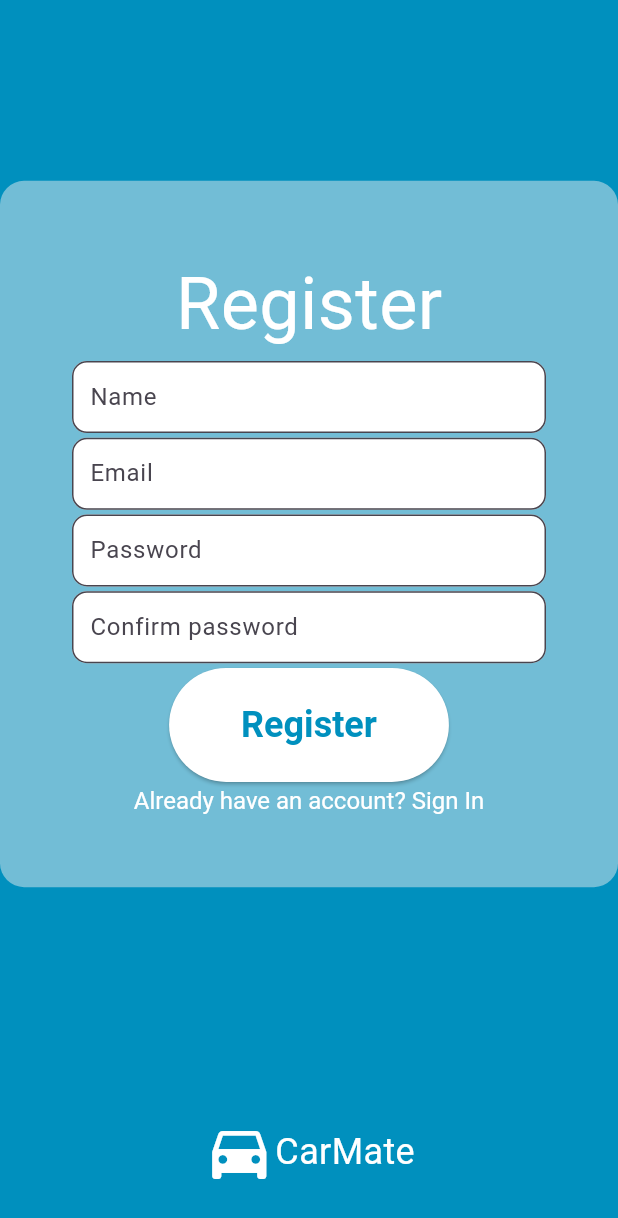
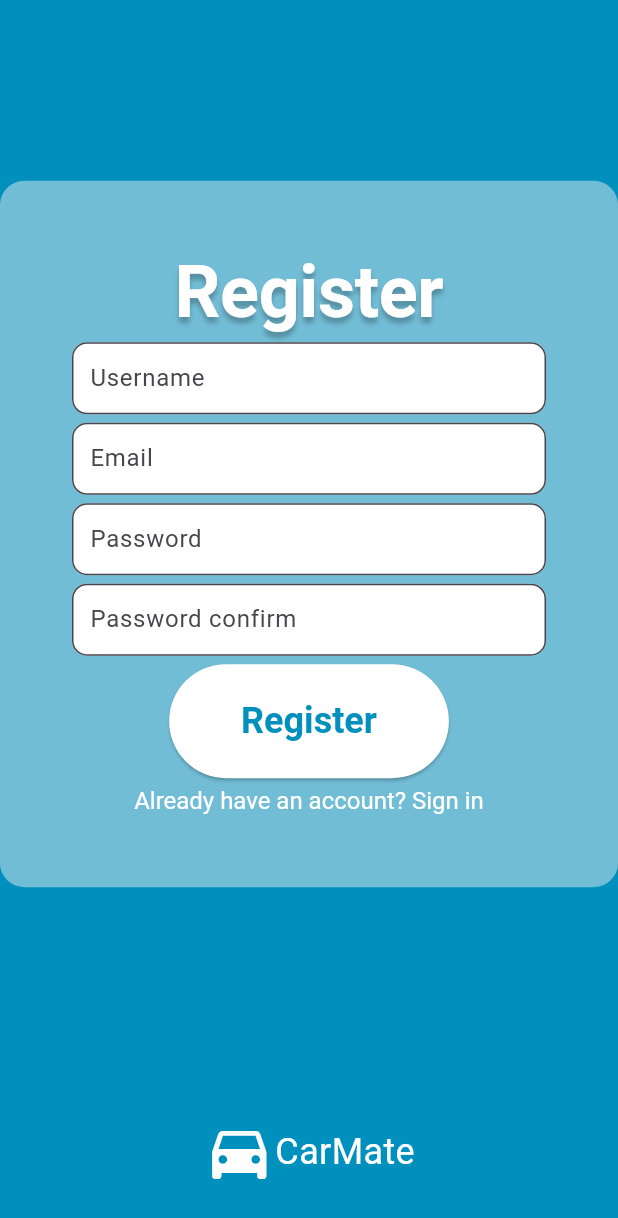
Before and after one commit to dlaska888/CarMateApp, a Flutter app: the screen it shows after launch, after a tap on "Sign Up", on a phone screen of 412 x 824 dp. Shown: the top 1218 px of the screen. Run offline on Flutter 3.47's test engine with Material 3 defaults, Android fonts, the phone set to English and light mode, and no system bars; our stand-ins replace fluttertoast, form_validator, syncfusion_flutter_charts.

Commit message:
added working login and register with theme

```diff
--- /dev/null
+++ b/flutter_frontend/lib/api_endpoints.dart
@@ -0,0 +1,7 @@
+class ApiEndpoints {
+  static String baseUrl = 'http://localhost:8081/api';
+  static String registerEndpoint = '$baseUrl/register';
+  static String loginEndpoint = '$baseUrl/login';
+  static String accountEndpoint = '$baseUrl/account';
+  static String carsEndpoint = '$baseUrl/cars';
+}
--- a/flutter_frontend/lib/catemateapp_theme.dart
+++ b/flutter_frontend/lib/catemateapp_theme.dart
@@ -1,10 +1,41 @@
 import 'package:flutter/material.dart';
 
-class CarMateAppTheme {
-  static const Color primary = Color(0xFF0090BE);
-  static const Color primaryDark = Color(0xFF002278);
-  static const Color primaryLight = Color.fromARGB(255, 114, 189, 214);
-  static const Color secondary = Colors.white;
-  static const Color tertiary = Color.fromRGBO(169, 169, 169, 0.36);
-  static const Color grey = Color(0x000ffeee);
-}
+Color primary = const Color(0xFF0090BE);
+ThemeData lightTheme = ThemeData(
+    colorScheme: ThemeData().colorScheme.copyWith(primary: primary),
+    primaryColor: primary,
+    primaryColorDark: const Color(0xFF002278),
+    primaryColorLight: const Color.fromARGB(255, 114, 189, 214),
+    disabledColor: const Color.fromRGBO(169, 169, 169, 0.36),
+    scaffoldBackgroundColor: Colors.white,
+    cardColor: Colors.white,
+    dividerColor: const Color(0x000ffeee),
+    elevatedButtonTheme: ElevatedButtonThemeData(
+      style: ElevatedButton.styleFrom(
+        padding: const EdgeInsets.symmetric(horizontal: 48.0, vertical: 24.0),
+        backgroundColor: Colors.white,
+        foregroundColor: primary, // Set foreground color to primaryColor
+        textStyle: const TextStyle(fontSize: 24, fontWeight: FontWeight.bold),
+      ),
+    ),
+    textTheme: TextTheme(
+        displayLarge: TextStyle(
+      color: Colors.white,
+      fontSize: 48.0,
+      fontWeight: FontWeight.bold,
+      shadows: [
+        Shadow(
+          color: Colors.black.withOpacity(0.25), // Shadow color
+          blurRadius: 4.0, // Adjusts shadow blur (optional)
+          offset: const Offset(0.0, 4.0), // Offset of the shadow (X, Y)
+        ),
+      ],
+    )),
+    inputDecorationTheme: const InputDecorationTheme(
+      border: OutlineInputBorder(
+          borderRadius: BorderRadius.all(Radius.circular(10.0))),
+      fillColor: Colors.white, // Set background color to white
+      filled: true, // Apply the filled background
+      contentPadding: EdgeInsets.all(8.0), // Adjust padding if needed
+      constraints: BoxConstraints(maxWidth: 500),
+    ));
--- a/flutter_frontend/lib/main.dart
+++ b/flutter_frontend/lib/main.dart
@@ -1,4 +1,5 @@
 import 'package:flutter/material.dart';
+import 'package:flutter_frontend/catemateapp_theme.dart';
 import 'package:flutter_frontend/screens/dashboard.dart';
 import 'package:flutter_frontend/screens/index.dart';
 import 'package:flutter_frontend/screens/login.dart';
@@ -14,9 +15,9 @@ class MyApp extends StatelessWidget {
   @override
   Widget build(BuildContext context) {
     return MaterialApp(
-      initialRoute: '/',
+      theme: lightTheme,
+      home: const Index(),
       routes: {
-        '/': (context) => const Index(),
         '/login': (context) => const Login(),
         '/register': (context) => const Register(),
         '/dashboard': (context) => const Dashboard(),
--- a/flutter_frontend/lib/screens/index.dart
+++ b/flutter_frontend/lib/screens/index.dart
@@ -1,36 +1,23 @@
-import 'package:flutter/cupertino.dart';
 import 'package:flutter/material.dart';
-import 'package:flutter/widgets.dart';
-import 'package:flutter_frontend/catemateapp_theme.dart';
 
 class Index extends StatelessWidget {
   const Index({super.key});
 
   @override
   Widget build(BuildContext context) {
-    return Theme(
-      data: ThemeData(
-        elevatedButtonTheme: ElevatedButtonThemeData(
-          style: ElevatedButton.styleFrom(
-            padding:
-                const EdgeInsets.symmetric(horizontal: 48.0, vertical: 24.0),
-            backgroundColor: Colors.white,
-            foregroundColor: CarMateAppTheme.primary,
-            textStyle:
-                const TextStyle(fontSize: 24, fontWeight: FontWeight.bold),
-          ),
-        ),
-      ),
-      child: Scaffold(
+    Color primary = Theme.of(context).primaryColor;
+    Color primaryLight = Theme.of(context).primaryColorLight;
+
+    return Scaffold(
       body: Row(
         mainAxisSize: MainAxisSize.max,
         children: [
-            if(MediaQuery.of(context).size.width > 1200) Flexible(
+          if (MediaQuery.of(context).size.width > 1200)
+            Flexible(
               fit: FlexFit.tight,
               flex: 6,
               child: Container(
-                decoration:
-                    const BoxDecoration(color: CarMateAppTheme.primaryLight),
+                decoration: BoxDecoration(color: primaryLight),
                 child: const Center(
                   child: Row(
                     mainAxisAlignment: MainAxisAlignment.center,
@@ -61,27 +48,14 @@ class Index extends StatelessWidget {
               fit: FlexFit.tight,
               flex: 4,
               child: Container(
-                  decoration:
-                      const BoxDecoration(color: CarMateAppTheme.primary),
+                decoration: BoxDecoration(color: primary),
                 child: Column(
                   mainAxisAlignment: MainAxisAlignment.center,
                   children: [
-                      Text("Get Started",
-                          style: TextStyle(
-                            color: Colors.white,
-                            fontSize: 48.0,
-                            fontWeight: FontWeight.bold,
-                            shadows: [
-                              Shadow(
-                                color: Colors.black
-                                    .withOpacity(0.25), // Shadow color
-                                blurRadius:
-                                    4.0, // Adjusts shadow blur (optional)
-                                offset: const Offset(
-                                    0.0, 4.0), // Offset of the shadow (X, Y)
+                    Text(
+                      "Get Started",
+                      style: Theme.of(context).textTheme.displayLarge,
                     ),
-                            ],
-                          )),
                     const SizedBox(
                       height: 30,
                     ),
@@ -89,14 +63,18 @@ class Index extends StatelessWidget {
                       mainAxisAlignment: MainAxisAlignment.center,
                       children: [
                         ElevatedButton(
-                            onPressed: () {Navigator.pushNamed(context, "/login");},
+                          onPressed: () {
+                            Navigator.pushNamed(context, "/login");
+                          },
                           child: const Text("Sign In"),
                         ),
                         const SizedBox(
                           width: 20,
                         ),
                         ElevatedButton(
-                            onPressed: () {Navigator.pushNamed(context, "/register");},
+                          onPressed: () {
+                            Navigator.pushNamed(context, "/register");
+                          },
                           child: const Text("Sign Up"),
                         )
                       ],
@@ -106,7 +84,6 @@ class Index extends StatelessWidget {
               ))
         ],
       ),
-      ),
     );
   }
 }
--- a/flutter_frontend/lib/screens/register.dart
+++ b/flutter_frontend/lib/screens/register.dart
@@ -1,30 +1,44 @@
 import 'package:flutter/gestures.dart';
 import 'package:flutter/material.dart';
-import 'package:flutter/widgets.dart';
-import 'package:flutter_frontend/catemateapp_theme.dart';
+import 'package:flutter_frontend/api_client.dart';
+import 'package:flutter_frontend/api_endpoints.dart';
+import 'package:fluttertoast/fluttertoast.dart';
+import 'package:form_validator/form_validator.dart';
 
-class Register extends StatelessWidget {
+class Register extends StatefulWidget {
   const Register({super.key});
 
   @override
+  State<Register> createState() => _RegisterState();
+}
+
+class _RegisterState extends State<Register> {
+  final TextEditingController _username = TextEditingController();
+  final TextEditingController _email = TextEditingController();
+  final TextEditingController _password = TextEditingController();
+  final TextEditingController _cpassword = TextEditingController();
+  final _formKey = GlobalKey<FormState>();
+
+  void _toastMessage(context, String message) {
+    Fluttertoast.showToast(
+        msg: message,
+        toastLength: Toast.LENGTH_SHORT,
+        gravity: ToastGravity.CENTER,
+        timeInSecForIosWeb: 3,
+        backgroundColor: Theme.of(context).primaryColorLight,
+        textColor: Colors.white,
+        fontSize: 16.0);
+  }
+
+  @override
   Widget build(BuildContext context) {
-    return Theme(
-      data: ThemeData(
-        elevatedButtonTheme: ElevatedButtonThemeData(
-          style: ElevatedButton.styleFrom(
-            padding:
-                const EdgeInsets.symmetric(horizontal: 48.0, vertical: 24.0),
-            backgroundColor: Colors.white,
-            foregroundColor: CarMateAppTheme.primary,
-            textStyle:
-                const TextStyle(fontSize: 24, fontWeight: FontWeight.bold),
-          ),
-        ),
-      ),
-      child: Scaffold(
-        backgroundColor: CarMateAppTheme.primary,
-        body: Expanded(
-            child: Center(
+    Color primary = Theme.of(context).primaryColor;
+    Color primaryLight = Theme.of(context).primaryColorLight;
+
+    return Scaffold(
+      backgroundColor: primary,
+      body: Form(
+        key: _formKey,
         child: Column(
           mainAxisAlignment: MainAxisAlignment.center,
           children: [
@@ -32,86 +46,89 @@ class Register extends StatelessWidget {
             Container(
               height: MediaQuery.of(context).size.height / 1.75,
               padding: const EdgeInsets.all(48.0),
-                decoration: const BoxDecoration(
-                    color: CarMateAppTheme.primaryLight,
-                    borderRadius: BorderRadius.all(Radius.circular(16.0))),
+              decoration: BoxDecoration(
+                color: primaryLight,
+                borderRadius: const BorderRadius.all(Radius.circular(16.0)),
+              ),
               child: Column(
                 mainAxisSize: MainAxisSize.max,
                 mainAxisAlignment: MainAxisAlignment.spaceBetween,
                 children: [
-                    const Text("Register",
-                        style: TextStyle(color: Colors.white, fontSize: 48.0)),
-                    const TextField(
-                      decoration: InputDecoration(
-                        border: OutlineInputBorder(
-                            borderRadius:
-                                BorderRadius.all(Radius.circular(10.0))),
-                        hintText: 'Name',
-                        fillColor:
-                            Colors.white, // Set background color to white
-                        filled: true, // Apply the filled background
-                        contentPadding:
-                            EdgeInsets.all(8.0), // Adjust padding if needed
-                        constraints:
-                            BoxConstraints(maxWidth: 500), // Set max width
+                  Text("Register",
+                      style: Theme.of(context).textTheme.displayLarge),
+                  TextFormField(
+                    controller: _username,
+                    autovalidateMode: AutovalidateMode.onUserInteraction,
+                    decoration: const InputDecoration(
+                      hintText: 'Username',
                     ),
+                    validator: ValidationBuilder().minLength(3).build(),
                   ),
-                    const TextField(
-                      decoration: InputDecoration(
-                        border: OutlineInputBorder(
-                            borderRadius:
-                                BorderRadius.all(Radius.circular(10.0))),
+                  TextFormField(
+                    controller: _email,
+                    autovalidateMode: AutovalidateMode.onUserInteraction,
+                    decoration: const InputDecoration(
                       hintText: 'Email',
-                        fillColor:
-                            Colors.white, // Set background color to white
-                        filled: true, // Apply the filled background
-                        contentPadding:
-                            EdgeInsets.all(8.0), // Adjust padding if needed
-                        constraints:
-                            BoxConstraints(maxWidth: 500), // Set max width
                     ),
+                    validator: ValidationBuilder().email().build(),
                   ),
-                    const TextField(
-                      decoration: InputDecoration(
-                        border: OutlineInputBorder(
-                            borderRadius:
-                                BorderRadius.all(Radius.circular(10.0))),
+                  TextFormField(
+                    controller: _password,
+                    autovalidateMode: AutovalidateMode.onUserInteraction,
+                    decoration: const InputDecoration(
                       hintText: 'Password',
-                        fillColor:
-                            Colors.white, // Set background color to white
-                        filled: true, // Apply the filled background
-                        contentPadding:
-                            EdgeInsets.all(8.0), // Adjust padding if needed
-                        constraints:
-                            BoxConstraints(maxWidth: 500), // Set max width
                     ),
+                    validator: ValidationBuilder()
+                        .minLength(8)
+                        .regExp(RegExp(r'^(?=.*?[A-Z])'),
+                            'Password must contain at least one uppercase letter')
+                        .regExp(RegExp(r'^(?=.*?[a-z])'),
+                            'Password must contain at least one lowercase letter')
+                        .regExp(RegExp(r'^(?=.*?[0-9])'),
+                            'Password must contain at least one number')
+                        .regExp(
+                            RegExp(r'^(?=.*?[!@#$%^&*()_\-+={}[\]|;:"<>,./?])'),
+                            'Password must contain at least one special character')
+                        .build(),
                   ),
-                    const TextField(
-                      decoration: InputDecoration(
-                        border: OutlineInputBorder(
-                            borderRadius:
-                                BorderRadius.all(Radius.circular(10.0))),
-                        hintText: 'Confirm password',
-                        fillColor:
-                            Colors.white, // Set background color to white
-                        filled: true, // Apply the filled background
-                        contentPadding:
-                            EdgeInsets.all(8.0), // Adjust padding if needed
-                        constraints:
-                            BoxConstraints(maxWidth: 500), // Set max width
+                  TextFormField(
+                    controller: _cpassword,
+                    autovalidateMode: AutovalidateMode.onUserInteraction,
+                    decoration: const InputDecoration(
+                      hintText: 'Password confirm',
                     ),
+                    validator: (value) {
+                      return value!.isEmpty || value != _password.text
+                          ? 'Passwords do not match'
+                          : null;
+                    },
                   ),
                   ElevatedButton(
-                      onPressed: () { Navigator.pushNamed(context, "/dashboard");},
+                    onPressed: () {
+                      if (_formKey.currentState!.validate()) {
+                        ApiClient().sendRequest(ApiEndpoints.registerEndpoint, {
+                          'username': _username.text,
+                          'email': _email.text,
+                          'password': _password.text,
+                          'passwordConfirm': _cpassword.text,
+                        }).then((value) {
+                          Navigator.pushNamed(context, '/dashboard');
+                        }).catchError((error) {
+                          _toastMessage(context, "Error: $error");
+                        });
+                      }
+                    },
                     child: const Text("Register"),
                   ),
                   RichText(
                     text: TextSpan(
-                          text: "Already have an account? Sign In",
-                          style: const TextStyle(color: Colors.white, fontSize: 16.0),
+                      text: "Already have an account? Sign in",
+                      style:
+                          const TextStyle(color: Colors.white, fontSize: 16.0),
                       recognizer: TapGestureRecognizer()
-                            ..onTap = () => Navigator.pushNamed(context, "/login")),
-                    )
+                        ..onTap = () => Navigator.pushNamed(context, "/login"),
+                    ),
+                  ),
                 ],
               ),
             ),
@@ -127,13 +144,12 @@ class Register extends StatelessWidget {
                     size: 48.0,
                   ),
                   Text("CarMate",
-                        style: TextStyle(color: Colors.white, fontSize: 24.0))
+                      style: TextStyle(color: Colors.white, fontSize: 24.0)),
                 ],
               ),
-              )
+            ),
           ],
         ),
-        )),
       ),
     );
   }
--- a/flutter_frontend/pubspec.yaml
+++ b/flutter_frontend/pubspec.yaml
@@ -37,6 +37,9 @@ dependencies:
   cupertino_icons: ^1.0.6
   intl: ^0.19.0
   syncfusion_flutter_charts: ^25.1.39+1
+  http: ^1.2.1
+  fluttertoast: ^8.2.4
+  form_validator: ^2.1.1
 
 dev_dependencies:
   flutter_test:
```
Also changed, not shown: flutter_frontend/lib/api_client.dart (added, +22 -0 lines), flutter_frontend/lib/screens/dashboard.dart (+21 -69 lines), flutter_frontend/lib/screens/dashboard_pages/home/home_desktop.dart (+28 -30 lines), flutter_frontend/lib/screens/dashboard_pages/home/home_mobile.dart (+9 -9 lines), flutter_frontend/lib/screens/dashboard_pages/my_cars.dart (+3 -8 lines), flutter_frontend/lib/screens/login.dart (+74 -60 lines), flutter_frontend/pubspec.lock. Lines whose indentation alone changed are shown as unchanged.
